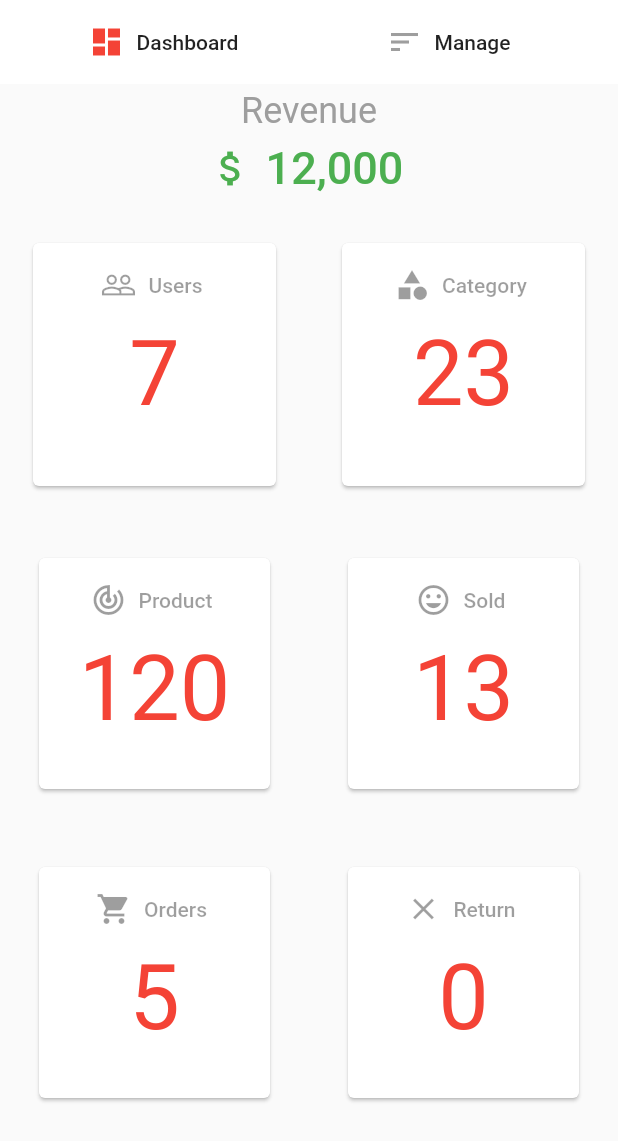
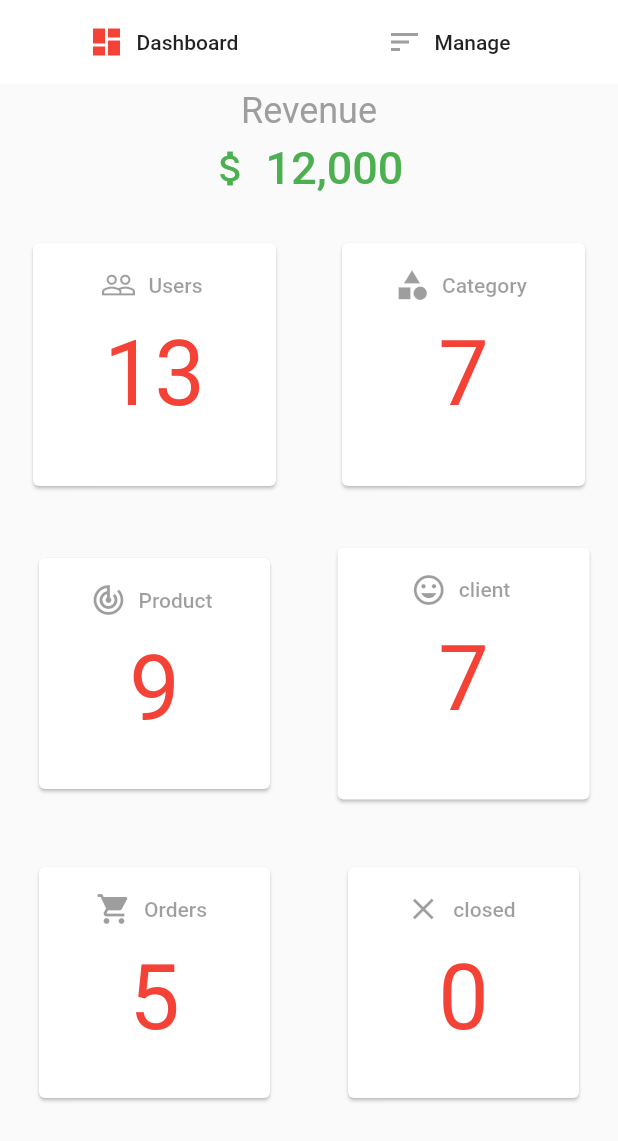
Before and after one commit to vandan103/foodswipe_admin, a Flutter app: the screen it shows once a user with an empty profile is signed in, on a phone screen of 412 x 824 dp. Shown: the top 1141 px of the screen. Run offline on Flutter 3.47's test engine with Material 2 defaults, Android fonts, the phone set to English and light mode, and no system bars; our stand-ins replace cloud_firestore, firebase_auth, firebase_storage, flutter_spinkit, image_picker; accounts and stored records are empty.

Commit message:
initial commit

```diff
--- a/lib/main.dart
+++ b/lib/main.dart
@@ -15,11 +15,12 @@ void main() {
           ],
           child: MaterialApp(
               debugShowCheckedModeBanner: false,
-              title: 'FoodSwipe',
+              title: 'FoodSwipeAdmin',
               theme: ThemeData(
                 primarySwatch: Colors.red,
               ),
-              home: ScreensController()))
+              home: ScreensController())
+      )
 
   );
 }
--- a/lib/model/product.dart
+++ b/lib/model/product.dart
@@ -17,5 +17,8 @@ class ProductService {
         print(snaps.documents.length);
         return snaps.documents;
       });
+  Future<int> productcount() => _firestore.collection(ref).getDocuments().then((snaps){
+    return snaps.documents.length;
+  });
 
 }
--- a/lib/screen/add_product.dart
+++ b/lib/screen/add_product.dart
@@ -89,6 +89,7 @@ class _AddProductState extends State<AddProduct> {
         leading: Icon(
           Icons.close,
           color: black,
+
         ),
         title: Text(
           "add product",
--- a/lib/screen/home.dart
+++ b/lib/screen/home.dart
@@ -4,6 +4,9 @@ import 'package:foodadmin/model/product.dart';
 import 'package:foodadmin/model/restaurant.dart';
 import 'package:foodadmin/screen/add_category.dart';
 import 'package:foodadmin/screen/add_restaurant.dart';
+import 'package:foodadmin/screen/show_category.dart';
+import 'package:foodadmin/screen/show_product.dart';
+import 'package:foodadmin/screen/show_restaurants.dart';
 
 import 'add_product.dart';
 
@@ -15,20 +18,15 @@ class Home extends StatefulWidget {
 }
 
 class _HomeState extends State<Home> {
+
+  CategoryService _categoryService = CategoryService();
+  RestaurantService _restaurantService = RestaurantService();
+  ProductService _productService = ProductService();
+ // Future<int> count=RestaurantService.restaurantcount();
   Page _selectedPage = Page.dashboard;
 
   MaterialColor active = Colors.red;
   MaterialColor notActive = Colors.grey;
-
-  TextEditingController categoryController = TextEditingController();
-  TextEditingController restaurantController = TextEditingController();
-
-  // GlobalKey<FormState> _categoryFormKey = GlobalKey();
-  // GlobalKey<FormState> _restaurantFormKey = GlobalKey();
-
-  RestaurantService _restaurantService = RestaurantService();
-  CategoryService _categoryService = CategoryService();
-  ProductService  _productService =ProductService();
 
 
   @override
@@ -44,9 +42,7 @@ class _HomeState extends State<Home> {
                       },
                       icon: Icon(
                         Icons.dashboard,
-                        color: _selectedPage == Page.dashboard
-                            ? active
-                            : notActive,
+                        color: _selectedPage == Page.dashboard ? active : notActive,
                       ),
                       label: Text('Dashboard')
                   )
@@ -58,8 +54,7 @@ class _HomeState extends State<Home> {
                       },
                       icon: Icon(
                         Icons.sort,
-                        color:
-                        _selectedPage == Page.manage ? active : notActive,
+                        color: _selectedPage == Page.manage ? active : notActive,
                       ),
                       label: Text('Manage'))),
             ],
@@ -95,8 +90,7 @@ class _HomeState extends State<Home> {
             ),
             Expanded(
               child: GridView(
-                gridDelegate: SliverGridDelegateWithFixedCrossAxisCount(
-                    crossAxisCount: 2),
+                gridDelegate: SliverGridDelegateWithFixedCrossAxisCount( crossAxisCount: 2 ),
                 children: <Widget>[
                   Padding(
                     padding: const EdgeInsets.all(18.0),
@@ -107,7 +101,7 @@ class _HomeState extends State<Home> {
                               icon: Icon(Icons.people_outline),
                               label: Text("Users")),
                           subtitle: Text(
-                            '7',
+                            '13',
                             textAlign: TextAlign.center,
                             style: TextStyle(color: active, fontSize: 60.0),
                           )),
@@ -118,14 +112,14 @@ class _HomeState extends State<Home> {
                     child: Card(
                       child: ListTile(
                           title: FlatButton.icon(
-                              onPressed: null,
                               icon: Icon(Icons.category),
                               label: Text("Category")),
                           subtitle: Text(
-                            '23',
+                            '7',
                             textAlign: TextAlign.center,
                             style: TextStyle(color: active, fontSize: 60.0),
-                          )),
+                          )
+                      ),
                     ),
                   ),
                   Padding(
@@ -137,22 +131,22 @@ class _HomeState extends State<Home> {
                               icon: Icon(Icons.track_changes),
                               label: Text("Product")),
                           subtitle: Text(
-                            '120',
+                            '9',
                             textAlign: TextAlign.center,
                             style: TextStyle(color: active, fontSize: 60.0),
                           )),
                     ),
                   ),
                   Padding(
-                    padding: const EdgeInsets.all(22.0),
+                    padding: const EdgeInsets.all(15.0),
                     child: Card(
                       child: ListTile(
                           title: FlatButton.icon(
-                              onPressed: null,
+                            onPressed: null,
                               icon: Icon(Icons.tag_faces),
-                              label: Text("Sold")),
+                              label: Text('client')), //restaurants
                           subtitle: Text(
-                            '13',
+                           '7',
                             textAlign: TextAlign.center,
                             style: TextStyle(color: active, fontSize: 60.0),
                           )),
@@ -180,7 +174,7 @@ class _HomeState extends State<Home> {
                           title: FlatButton.icon(
                               onPressed: null,
                               icon: Icon(Icons.close),
-                              label: Text("Return")),
+                              label: Text("closed")),
                           subtitle: Text(
                             '0',
                             textAlign: TextAlign.center,
@@ -208,7 +202,7 @@ class _HomeState extends State<Home> {
             ListTile(
               leading: Icon(Icons.change_history),
               title: Text("Products list"),
-              onTap: () { _productService.getProducts(); },
+              onTap: () { Navigator.push(context, MaterialPageRoute(builder: (_)=> ShowProduct())); },
             ),
             Divider(),
             ListTile(
@@ -223,7 +217,7 @@ class _HomeState extends State<Home> {
             ListTile(
               leading: Icon(Icons.category),
               title: Text("Category list"),
-              onTap: () { _categoryService.getCategories(); },
+              onTap: () { Navigator.push(context, MaterialPageRoute(builder: (_)=> ShowCategory())); },
             ),
             Divider(),
             ListTile(
@@ -238,7 +232,7 @@ class _HomeState extends State<Home> {
             ListTile(
               leading: Icon(Icons.library_books),
               title: Text("Restaurant list"),
-              onTap: () {_restaurantService.getRestaurants();},
+              onTap: (){ Navigator.push(context, MaterialPageRoute(builder: (_)=> ShowRestaurants() ));} ,
             ),
             Divider(),
           ],
@@ -249,4 +243,5 @@ class _HomeState extends State<Home> {
     }
   }
 
+
 }
```
Also changed, not shown: lib/model/category.dart (+4 -4 lines), lib/model/restaurant.dart (+4 -6 lines), lib/screen/show_category.dart (added, +40 -0 lines), lib/screen/show_product.dart (added, +35 -0 lines), lib/screen/show_restaurants.dart (added, +38 -0 lines).
